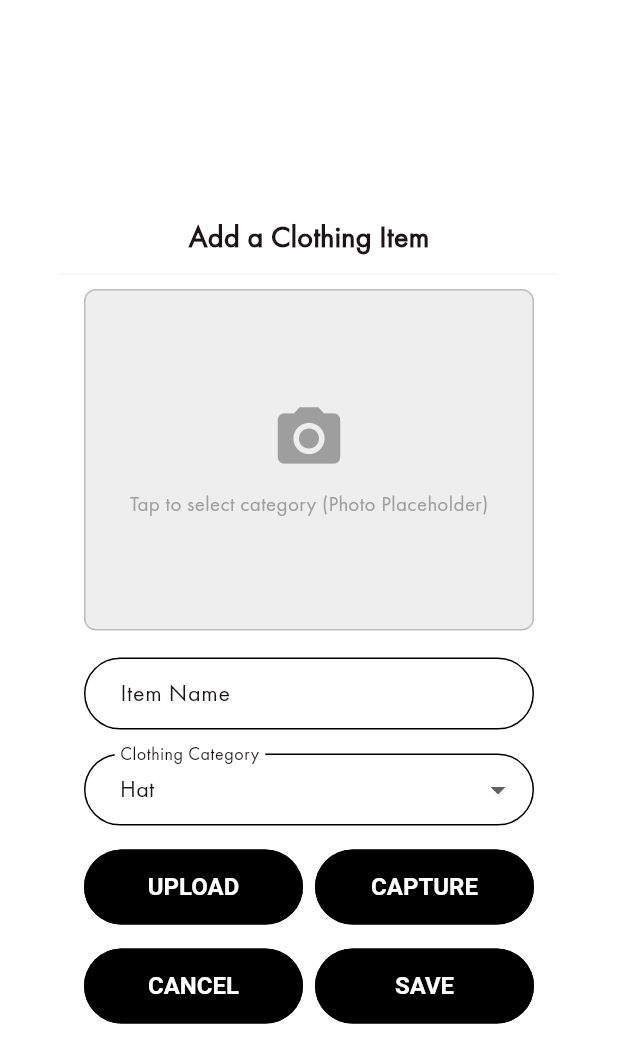
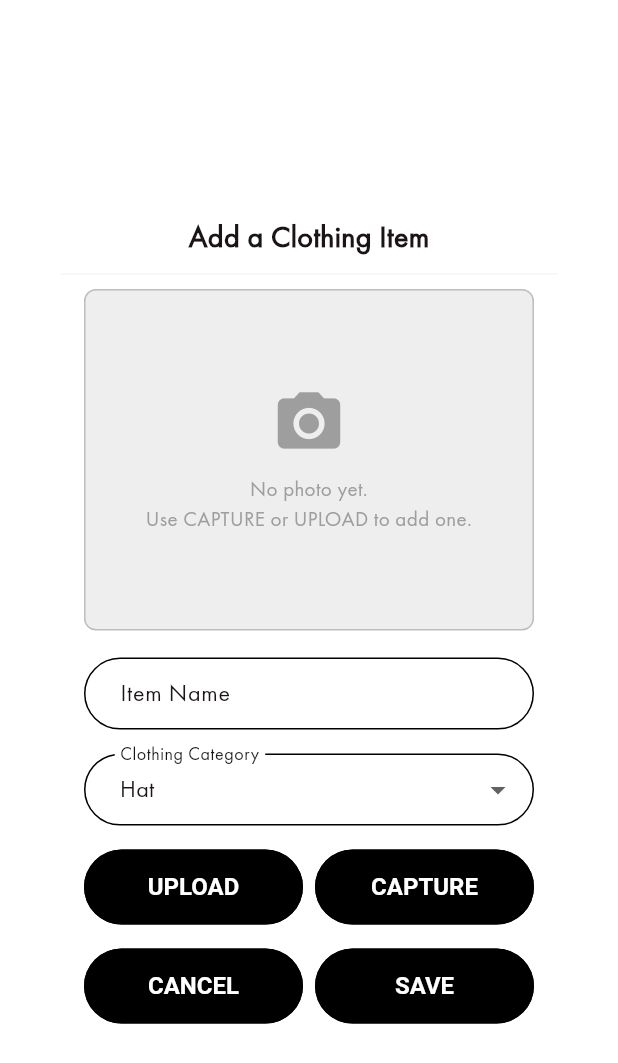
Before and after one commit to zenpa1/dresscode, a Flutter app: the AddItemDialog widget shown alone on an empty page, opened directly, on a phone screen of 412 x 824 dp. Shown: the top 1063 px of the screen. Run offline on Flutter 3.47's test engine with Material 3 defaults, Android fonts, the phone set to English and light mode, and no system bars; our stand-ins replace hive, hive_flutter, image_picker; accounts and stored records are empty.

Commit message:
Added Camera and Image Picker

```diff
--- a/lib/widgets/add_item_dialog.dart
+++ b/lib/widgets/add_item_dialog.dart
@@ -1,7 +1,11 @@
 // lib/widgets/add_item_dialog.dart (MODIFIED to include Dropdown)
+
+import 'dart:io';
 
 import 'package:flutter/material.dart';
 import 'custom_button.dart';
+// Image picker for camera capture
+import 'package:image_picker/image_picker.dart';
 // 🚨 NEW IMPORT: Access the central category data
 import 'package:dresscode/utils/app_constants.dart';
 
@@ -21,6 +25,10 @@ class _AddItemDialogState extends State<AddItemDialog> {
   late String _selectedCategory;
   // Controller for the new item name field
   late final TextEditingController _itemNameController;
+  // Image picker and captured/uploaded files
+  final ImagePicker _picker = ImagePicker();
+  XFile? _capturedImage;
+  XFile? _uploadedImage;
 
   @override
   void initState() {
@@ -65,17 +73,59 @@ class _AddItemDialogState extends State<AddItemDialog> {
                     borderRadius: BorderRadius.circular(8),
                     border: Border.all(color: Colors.grey.shade400),
                   ),
-                  child: const Center(
-                    child: Column(
+                  child: Center(
+                    child: (_capturedImage == null && _uploadedImage == null)
+                        ? Column(
                             mainAxisAlignment: MainAxisAlignment.center,
-                      children: [
-                        Icon(Icons.photo_camera, size: 50, color: Colors.grey),
+                            children: const [
+                              Icon(
+                                Icons.photo_camera,
+                                size: 50,
+                                color: Colors.grey,
+                              ),
                               SizedBox(height: 8),
                               Text(
-                          'Tap to select category (Photo Placeholder)',
+                                'No photo yet. \nUse CAPTURE or UPLOAD to add one.',
                                 style: TextStyle(color: Colors.grey),
+                                textAlign: TextAlign.center,
                               ),
                             ],
+                          )
+                        : (_capturedImage != null && _uploadedImage != null)
+                        ? Row(
+                            mainAxisAlignment: MainAxisAlignment.spaceEvenly,
+                            children: [
+                              Expanded(
+                                child: ClipRRect(
+                                  borderRadius: BorderRadius.circular(8),
+                                  child: Image.file(
+                                    File(_capturedImage!.path),
+                                    fit: BoxFit.cover,
+                                    height: 180,
+                                  ),
+                                ),
+                              ),
+                              const SizedBox(width: 8),
+                              Expanded(
+                                child: ClipRRect(
+                                  borderRadius: BorderRadius.circular(8),
+                                  child: Image.file(
+                                    File(_uploadedImage!.path),
+                                    fit: BoxFit.cover,
+                                    height: 180,
+                                  ),
+                                ),
+                              ),
+                            ],
+                          )
+                        : ClipRRect(
+                            borderRadius: BorderRadius.circular(8),
+                            child: Image.file(
+                              File((_capturedImage ?? _uploadedImage)!.path),
+                              fit: BoxFit.contain,
+                              width: double.infinity,
+                              height: double.infinity,
+                            ),
                           ),
                   ),
                 ),
@@ -154,11 +204,27 @@ class _AddItemDialogState extends State<AddItemDialog> {
                   Expanded(
                     child: CustomButton(
                       text: 'UPLOAD',
-                      onPressed: (ctx) {
-                        debugPrint(
-                          'Saving item to category: $_selectedCategory',
+                      onPressed: (ctx) async {
+                        try {
+                          final XFile? photo = await _picker.pickImage(
+                            source: ImageSource.gallery,
+                            maxWidth: 1920,
+                            maxHeight: 1080,
+                            imageQuality: 85,
                           );
-                        Navigator.pop(ctx);
+                          if (photo != null) {
+                            setState(() {
+                              _uploadedImage = photo;
+                            });
+                          }
+                        } catch (e) {
+                          debugPrint('Gallery pick error: $e');
+                          ScaffoldMessenger.of(context).showSnackBar(
+                            const SnackBar(
+                              content: Text('Failed to pick photo'),
+                            ),
+                          );
+                        }
                       },
                     ),
                   ),
@@ -168,9 +234,27 @@ class _AddItemDialogState extends State<AddItemDialog> {
                   Expanded(
                     child: CustomButton(
                       text: 'CAPTURE',
-                      onPressed: (ctx) {
-                        debugPrint('CAMERA FLUTTER');
-                        Navigator.pop(ctx);
+                      onPressed: (ctx) async {
+                        try {
+                          final XFile? photo = await _picker.pickImage(
+                            source: ImageSource.camera,
+                            maxWidth: 1920,
+                            maxHeight: 1080,
+                            imageQuality: 85,
+                          );
+                          if (photo != null) {
+                            setState(() {
+                              _capturedImage = photo;
+                            });
+                          }
+                        } catch (e) {
+                          debugPrint('Camera error: $e');
+                          ScaffoldMessenger.of(context).showSnackBar(
+                            const SnackBar(
+                              content: Text('Failed to capture photo'),
+                            ),
+                          );
+                        }
                       },
                     ),
                   ),
```
Lines whose indentation alone changed are shown as unchanged.
